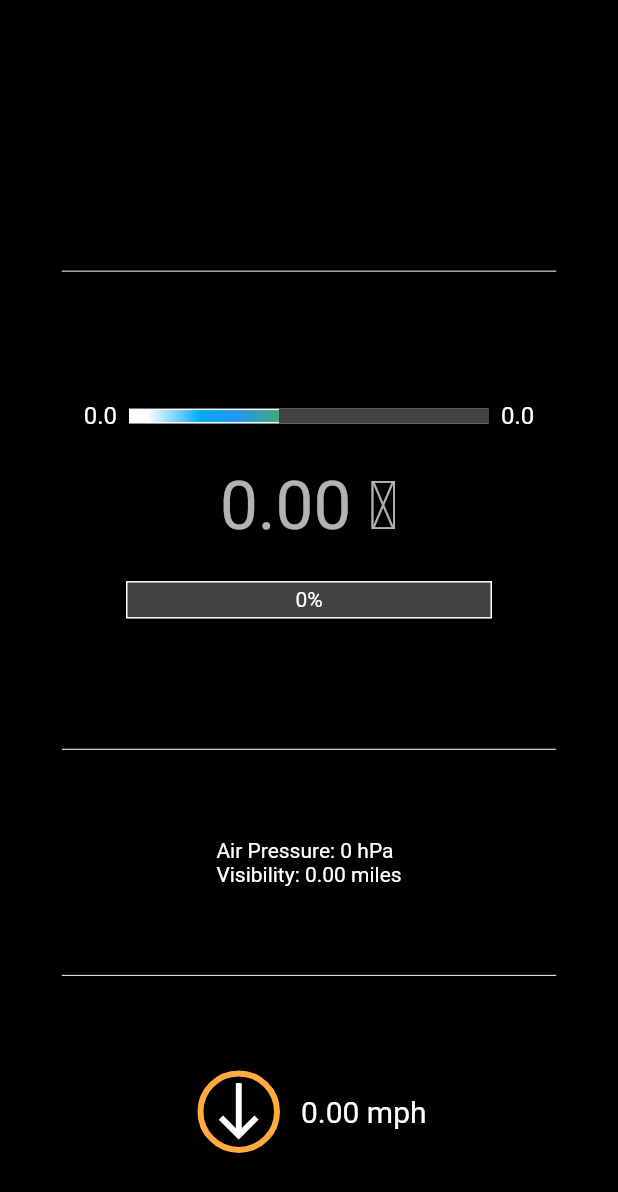
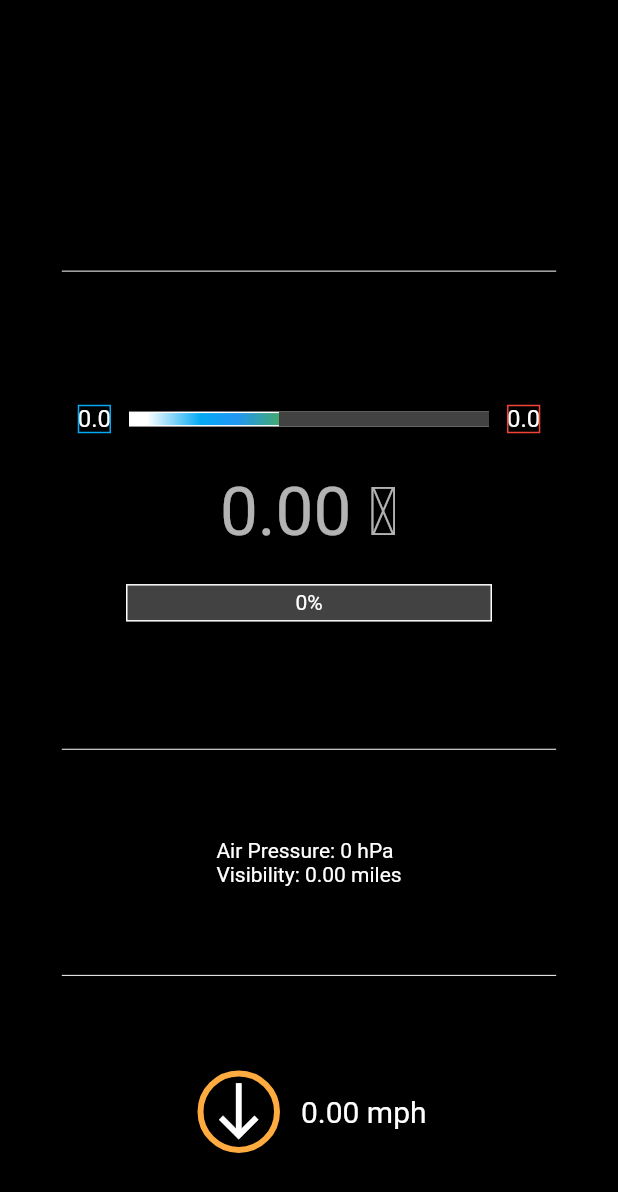
Before and after one commit to nobodyn0se/Weather_Now, a Flutter app: the WeatherWidget widget shown alone on an empty page, opened directly with empty values, on a phone screen of 412 x 824 dp. Shown: the top 1192 px of the screen. Run offline on Flutter 3.47's test engine with Material 2 defaults, Android fonts, the phone set to English and light mode, and no system bars; our stand-ins replace equatable, flutter_bloc, weather_icons.

Commit message:
Low and high temp enclosed in cards

```diff
--- a/lib/widgets/weather_widget.dart
+++ b/lib/widgets/weather_widget.dart
@@ -173,9 +173,18 @@ class WeatherWidget extends StatelessWidget {
       children: <Widget>[
         Padding(
           padding: const EdgeInsets.only(right: 8.0),
+          child: Card(
+            color: Theme.of(context).scaffoldBackgroundColor,
+            elevation: 0,
             child: Text(
               weather.minTemp!.toStringAsFixed(1),
               style: Theme.of(context).textTheme.subtitle1,
+            ),
+            shape: const RoundedRectangleBorder(
+              side: BorderSide(
+                color: Colors.lightBlue,
+              ),
+            ),
           ),
         ),
         Stack(
@@ -212,9 +221,18 @@ class WeatherWidget extends StatelessWidget {
         ),
         Padding(
           padding: const EdgeInsets.only(left: 8.0),
+          child: Card(
+            color: Theme.of(context).scaffoldBackgroundColor,
+            elevation: 0,
             child: Text(
               weather.maxTemp!.toStringAsFixed(1),
               style: Theme.of(context).textTheme.subtitle1,
+            ),
+            shape: const RoundedRectangleBorder(
+              side: BorderSide(
+                color: Colors.red,
+              ),
+            ),
           ),
         ),
       ],
```
Lines whose indentation alone changed are shown as unchanged.
